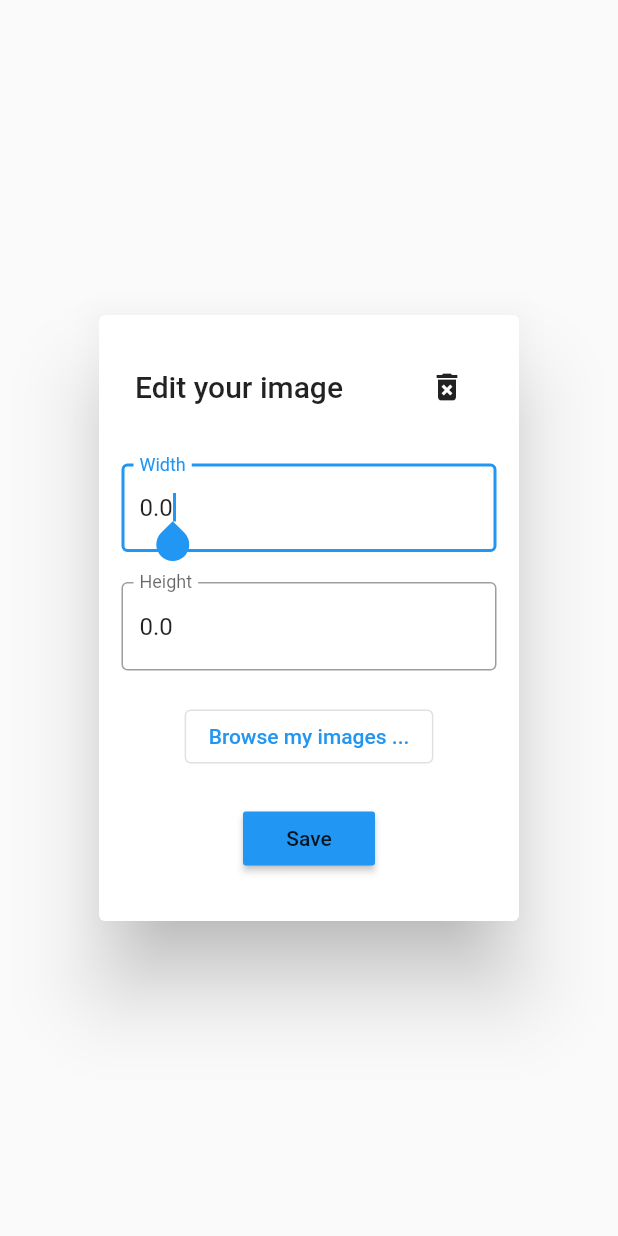
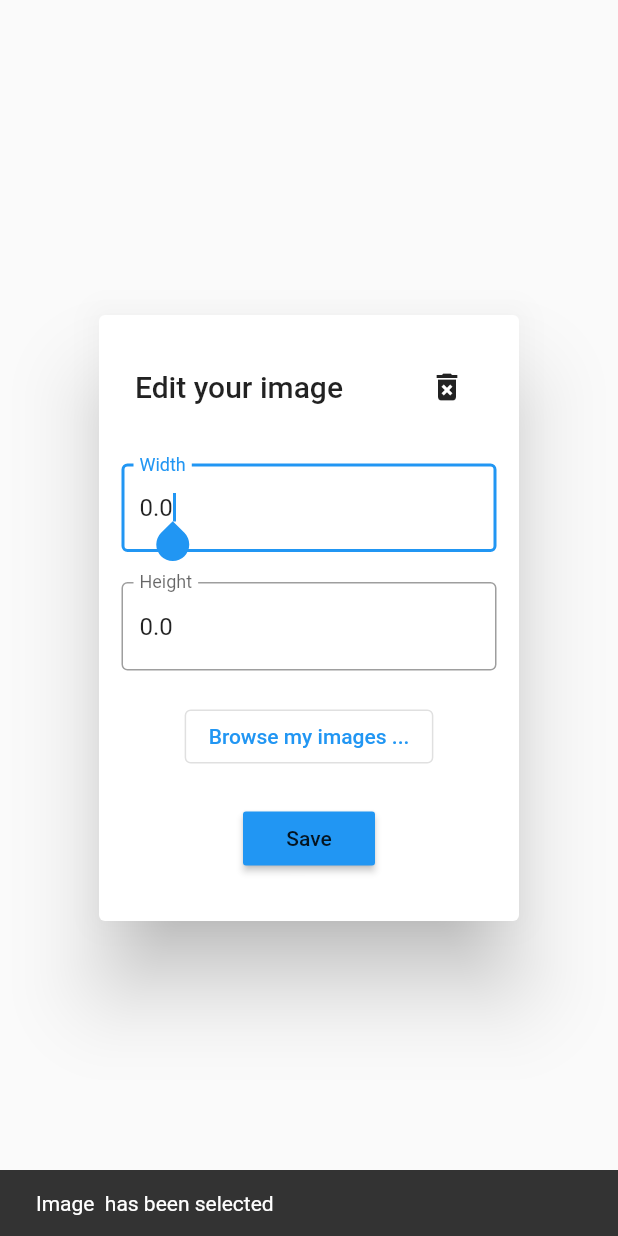
Before and after one commit to tecfy-co/flutter_pdf_designer, a Flutter app: the ImageEditDialog widget shown alone on an empty page, opened directly with empty values, after a tap on "Browse my images ...", on a phone screen of 412 x 824 dp. Run offline on Flutter 3.47's test engine with Material 2 defaults, Android fonts, the light colour scheme and no system bars; our stand-ins replace barcode_widget, dropdown_search, file_picker, flutter_colorpicker, pdf, printing.

Commit message:
Solve Select image Issue in Web

```diff
--- a/lib/src/elements/image_edit_dialog.dart
+++ b/lib/src/elements/image_edit_dialog.dart
@@ -112,8 +112,7 @@ class _ImageEditDialogState extends State<ImageEditDialog> {
                       await FileService.pickFile().then((value) {
                         setState(() {
                           ScaffoldMessenger.of(context).showSnackBar(SnackBar(
-                              content: Text(
-                                  'Image ${FileService.file!.path} has been selected')));
+                              content: Text('Image  has been selected')));
                           widget.element.image = FileService.bytes;
                         });
                       });
--- a/lib/src/file.service.dart
+++ b/lib/src/file.service.dart
@@ -2,14 +2,12 @@ part of flutter_pdf_designer;
 
 class FileService {
   static Uint8List? bytes;
-  static File? file;
 
   static Future pickFile() async {
-    FilePickerResult? result = await FilePicker.platform
-        .pickFiles(type: FileType.image, withData: true);
+    final result = await FilePicker.platform
+        .pickFiles(withData: true, type: FileType.image);
 
-    if (result != null) {
-      file = File(result.files.single.path!);
+    if (result != null && result.files.isNotEmpty) {
       bytes = result.files.single.bytes;
     }
   }
```
Also changed, not shown: lib/src/elements/image_element.dart (+4 -43 lines), 1 other file.
